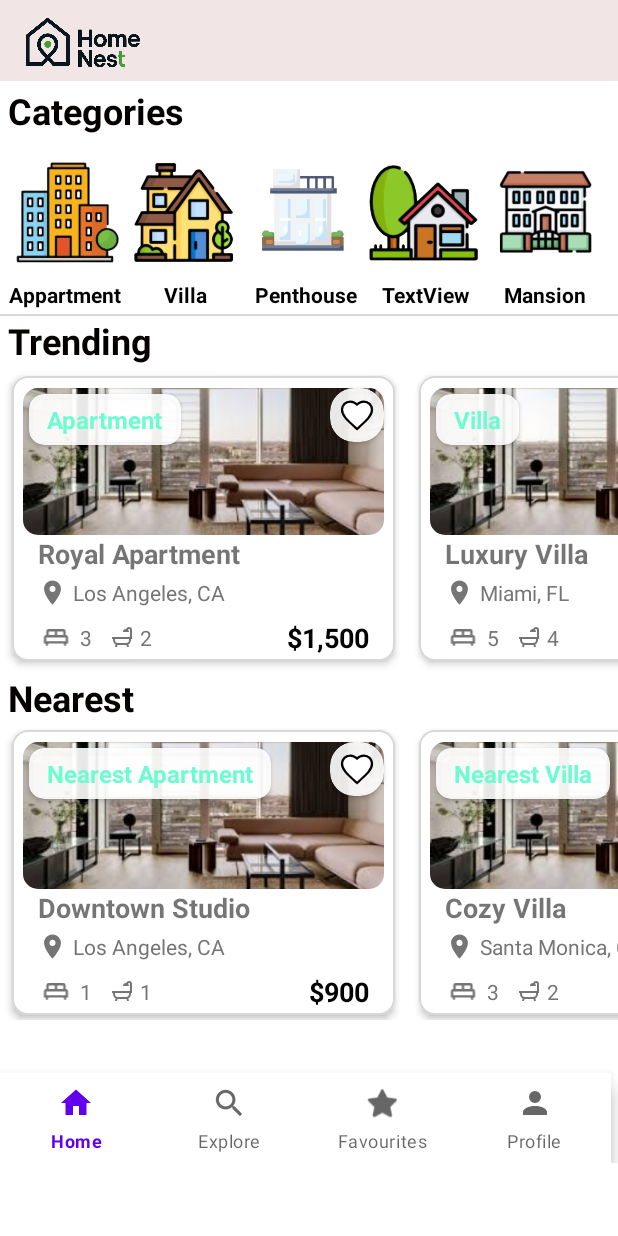
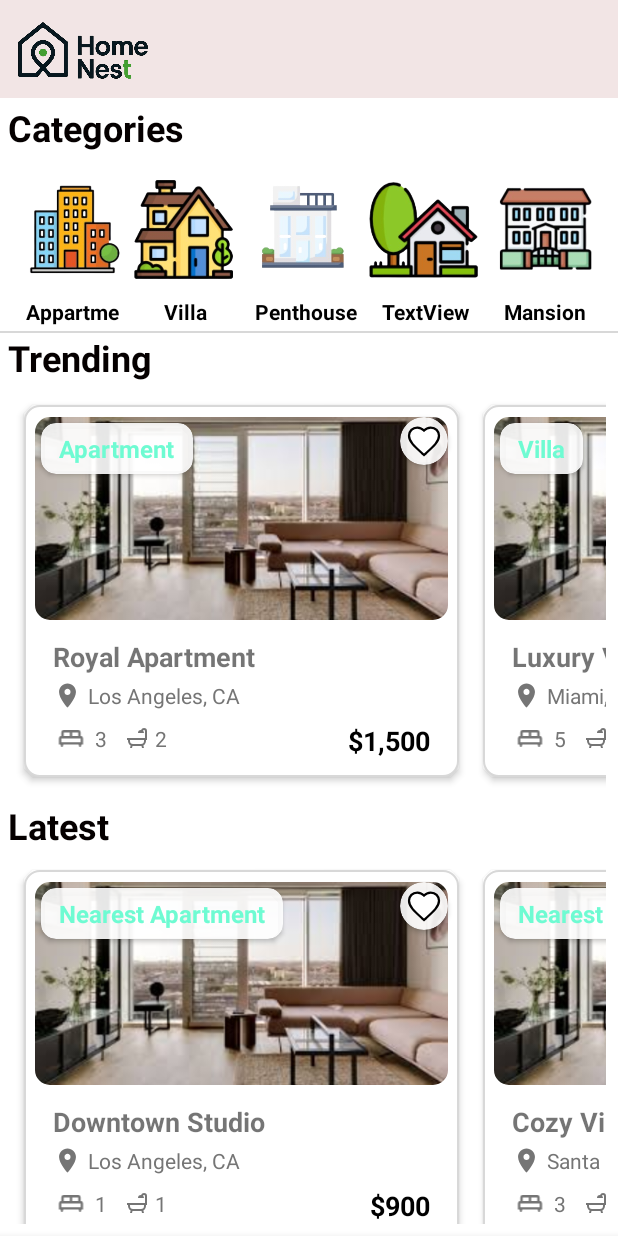
Before and after one commit to Hadi-001/mobile_project_frontend, an Android app: the screen it shows after launch (HomeActivity), on a phone screen of 412 x 824 dp. Run offline under Robolectric (Android 15) with nearby library versions, the phone set to English and light mode, and no system bars.

Commit message:
Finish design implementaion of home page and add like feature

```diff
--- a/app/src/main/java/com/example/mobile_project_frontend/HomeActivity.java
+++ b/app/src/main/java/com/example/mobile_project_frontend/HomeActivity.java
@@ -67,6 +67,7 @@ public class HomeActivity extends AppCompatActivity {
         List<HorizontalItem> itemList = new ArrayList<>();
 
         itemList.add(new HorizontalItem(
+                1,
                 R.drawable.appartment_pic,
                 "Apartment",
                 "Royal Apartment",
@@ -77,6 +78,7 @@ public class HomeActivity extends AppCompatActivity {
         ));
 
         itemList.add(new HorizontalItem(
+                2,
                 R.drawable.appartment_pic,
                 "Villa",
                 "Luxury Villa",
@@ -87,6 +89,7 @@ public class HomeActivity extends AppCompatActivity {
         ));
 
         itemList.add(new HorizontalItem(
+                3,
                 R.drawable.appartment_pic,
                 "Condo",
                 "Sunset Condo",
@@ -97,6 +100,7 @@ public class HomeActivity extends AppCompatActivity {
         ));
 
         itemList.add(new HorizontalItem(
+                4,
                 R.drawable.appartment_pic,
                 "Penthouse",
                 "Skyline Penthouse",
@@ -113,6 +117,7 @@ public class HomeActivity extends AppCompatActivity {
         List<HorizontalItem> itemList = new ArrayList<>();
 
         itemList.add(new HorizontalItem(
+                5,
                 R.drawable.appartment_pic,
                 "Nearest Apartment",
                 "Downtown Studio",
@@ -123,6 +128,7 @@ public class HomeActivity extends AppCompatActivity {
         ));
 
         itemList.add(new HorizontalItem(
+                6,
                 R.drawable.appartment_pic,
                 "Nearest Villa",
                 "Cozy Villa",
@@ -133,6 +139,7 @@ public class HomeActivity extends AppCompatActivity {
         ));
 
         itemList.add(new HorizontalItem(
+                7,
                 R.drawable.appartment_pic,
                 "Nearest Condo",
                 "Beachside Condo",
--- a/app/src/main/java/com/example/mobile_project_frontend/HorizontalAdapter.java
+++ b/app/src/main/java/com/example/mobile_project_frontend/HorizontalAdapter.java
@@ -33,12 +33,30 @@ public class HorizontalAdapter extends RecyclerView.Adapter<HorizontalAdapter.Vi
     public void onBindViewHolder(@NonNull ViewHolder holder, int position) {
         HorizontalItem item = itemList.get(position);
         holder.imageView.setImageResource(item.getImageResId());
+        holder.favoriteButton.setTag(item.getImageResId());
         holder.titleTextView.setText(item.getTitle());
         holder.propertyTitleTextView.setText(item.getPropertyTitle());
         holder.locationTextView.setText(item.getLocation());
         holder.bedroomCountTextView.setText(String.valueOf(item.getBedroomCount()));
         holder.bathroomCountTextView.setText(String.valueOf(item.getBathroomCount()));
         holder.priceTextView.setText(item.getPrice());
+
+
+        holder.favoriteButton.setOnClickListener(new View.OnClickListener() {
+            @Override
+            public void onClick(View v) {
+                ImageButton button = (ImageButton) v;
+                Object tag = button.getTag();
+                if (tag != null && (int) tag == R.drawable.ic_heart_filled) {
+                    button.setImageResource(R.drawable.ic_heart_empty);
+                    button.setTag(R.drawable.ic_heart_empty);
+                } else {
+                    button.setImageResource(R.drawable.ic_heart_filled);
+                    button.setTag(R.drawable.ic_heart_filled);
+                }
+            }
+        });
+
     }
 
     @Override
--- a/app/src/main/java/com/example/mobile_project_frontend/HorizontalItem.java
+++ b/app/src/main/java/com/example/mobile_project_frontend/HorizontalItem.java
@@ -1,6 +1,7 @@
 package com.example.mobile_project_frontend;
 
 public class HorizontalItem {
+    private int itemId;
     private int imageResId;
     private String title;
     private String propertyTitle;
@@ -9,7 +10,8 @@ public class HorizontalItem {
     private int bathroomCount;
     private String price;
 
-    public HorizontalItem(int imageResId, String title, String propertyTitle, String location, int bedroomCount, int bathroomCount, String price) {
+    public HorizontalItem(int id,int imageResId, String title, String propertyTitle, String location, int bedroomCount, int bathroomCount, String price) {
+        this.itemId = id;
         this.imageResId = imageResId;
         this.title = title;
         this.propertyTitle = propertyTitle;
@@ -18,6 +20,8 @@ public class HorizontalItem {
         this.bathroomCount = bathroomCount;
         this.price = price;
     }
+
+    public int getItemId(){return itemId;}
 
     public int getImageResId() {
         return imageResId;
--- a/app/src/main/res/layout/activity_home.xml
+++ b/app/src/main/res/layout/activity_home.xml
@@ -3,14 +3,14 @@
     xmlns:app="http://schemas.android.com/apk/res-auto"
     xmlns:tools="http://schemas.android.com/tools"
     android:layout_width="match_parent"
-    android:layout_height="wrap_content"
+    android:layout_height="match_parent"
     android:orientation="vertical"
     tools:context=".HomeActivity">
 
 
     <LinearLayout
         android:layout_width="match_parent"
-        android:layout_height="54dp"
+        android:layout_height="65dp"
         android:background="#F2E5E5"
         android:orientation="horizontal"
         android:paddingLeft="10sp"
@@ -19,7 +19,7 @@
         <ImageView
             android:id="@+id/imageView2"
             android:layout_width="10dp"
-            android:layout_height="37dp"
+            android:layout_height="48dp"
             android:layout_weight="1"
             android:src="@drawable/logo_cropped" />
 
@@ -58,7 +58,8 @@
         <LinearLayout
             android:layout_width="80dp"
             android:layout_height="match_parent"
-            android:orientation="vertical">
+            android:orientation="vertical"
+            android:paddingLeft="10sp">
 
             <ImageView
                 android:id="@+id/appartment_category"
@@ -182,14 +183,15 @@
     <androidx.recyclerview.widget.RecyclerView
         android:id="@+id/recyclerViewTrending"
         android:layout_width="match_parent"
-        android:layout_height="206dp" />
+        android:layout_height="wrap_content"
+        android:padding="8sp" />
 
     <TextView
         android:layout_width="165dp"
         android:layout_height="30dp"
         android:fontFamily="sans-serif"
         android:paddingStart="5dp"
-        android:text="Nearest"
+        android:text="Latest"
         android:textColor="#050000"
         android:textSize="24sp"
         android:textStyle="bold" />
@@ -197,7 +199,8 @@
     <androidx.recyclerview.widget.RecyclerView
         android:id="@+id/recyclerViewNearest"
         android:layout_width="match_parent"
-        android:layout_height="201dp" />
+        android:layout_height="wrap_content"
+        android:padding="8sp" />
 
     <View
         android:layout_width="match_parent"
@@ -207,7 +210,7 @@
 
     <com.google.android.material.bottomnavigation.BottomNavigationView
         android:id="@+id/nav_view"
-        android:layout_width="407dp"
+        android:layout_width="match_parent"
         android:layout_height="60dp"
         android:background="?android:attr/windowBackground"
         app:labelVisibilityMode="labeled"
--- a/app/src/main/res/layout/horizontal_list_item_layout.xml
+++ b/app/src/main/res/layout/horizontal_list_item_layout.xml
@@ -4,8 +4,8 @@
     xmlns:app="http://schemas.android.com/apk/res-auto"
     xmlns:tools="http://schemas.android.com/tools"
     android:id="@+id/itemType"
-    android:layout_width="255dp"
-    android:layout_height="190dp"
+    android:layout_width="290dp"
+    android:layout_height="248dp"
     android:layout_margin="8dp"
     android:background="@drawable/item_white_bg"
     android:elevation="3dp">
@@ -13,7 +13,7 @@
     <com.google.android.material.imageview.ShapeableImageView
         android:id="@+id/imageView2"
         android:layout_width="0dp"
-        android:layout_height="98dp"
+        android:layout_height="135dp"
         android:layout_marginStart="7dp"
         android:layout_marginTop="8dp"
         android:layout_marginEnd="7dp"
@@ -56,7 +56,7 @@
         android:layout_height="wrap_content"
 
         app:cardBackgroundColor="#E6FFFFFF"
-        app:cardCornerRadius="16dp"
+        app:cardCornerRadius="20dp"
         app:cardElevation="2dp"
         app:layout_constraintEnd_toEndOf="@+id/imageView2"
         app:layout_constraintTop_toTopOf="@+id/imageView2">
@@ -66,7 +66,7 @@
             android:layout_width="match_parent"
             android:layout_height="match_parent"
             android:background="?attr/selectableItemBackgroundBorderless"
-            android:padding="6dp"
+            android:padding="4dp"
             android:scaleType="centerInside"
             android:src="@drawable/ic_heart_empty" />
     </com.google.android.material.card.MaterialCardView>
@@ -80,8 +80,7 @@
         android:layout_marginEnd="7dp"
         android:layout_marginBottom="2dp"
         android:orientation="vertical"
-        android:paddingLeft="10dp"
-        android:paddingRight="10dp"
+        android:padding="12dp"
         app:layout_constraintBottom_toBottomOf="parent"
         app:layout_constraintEnd_toEndOf="parent"
         app:layout_constraintStart_toStartOf="parent"
```
